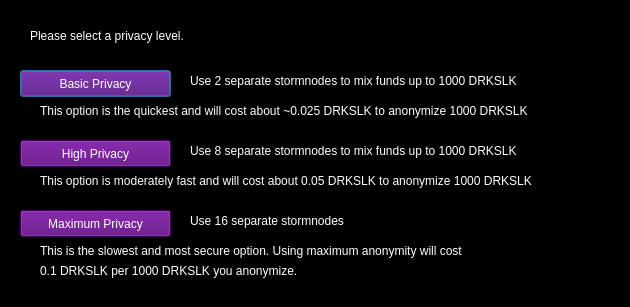
waffle-iron/DarkSilk-Release-Candidate, file src/qt/forms/sandstormconfig.ui: the form before one commit.
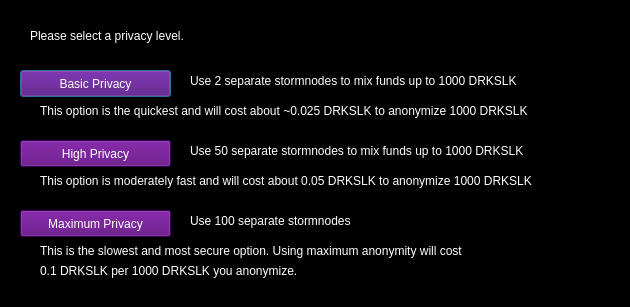
The form after the commit.

```diff
--- a/src/qt/forms/sandstormconfig.ui
+++ b/src/qt/forms/sandstormconfig.ui
@@ -108,7 +108,7 @@
     </rect>
    </property>
    <property name="text">
-    <string>Use 8 separate stormnodes to mix funds up to 1000 DRKSLK</string>
+    <string>Use 50 separate stormnodes to mix funds up to 1000 DRKSLK</string>
    </property>
   </widget>
   <widget class="QLabel" name="label_4">
@@ -121,7 +121,7 @@
     </rect>
    </property>
    <property name="text">
-    <string>Use 16 separate stormnodes</string>
+    <string>Use 100 separate stormnodes</string>
    </property>
   </widget>
   <widget class="QLabel" name="label_6">
```
